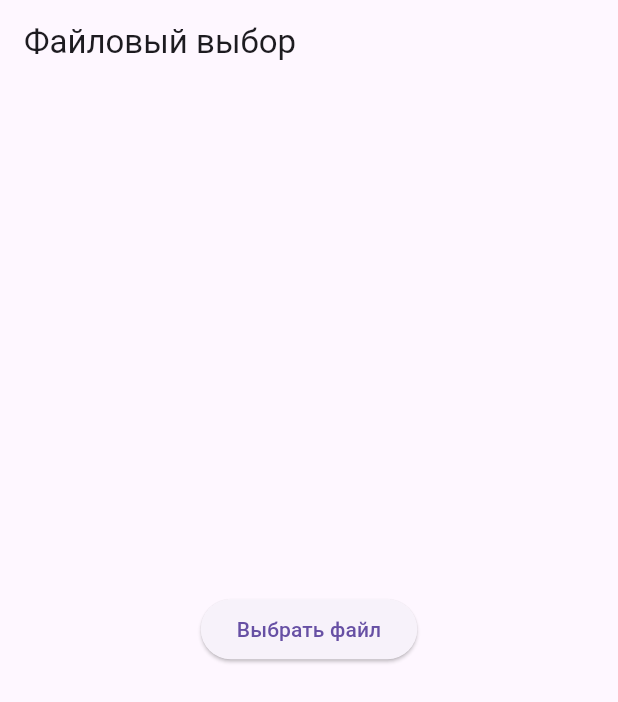
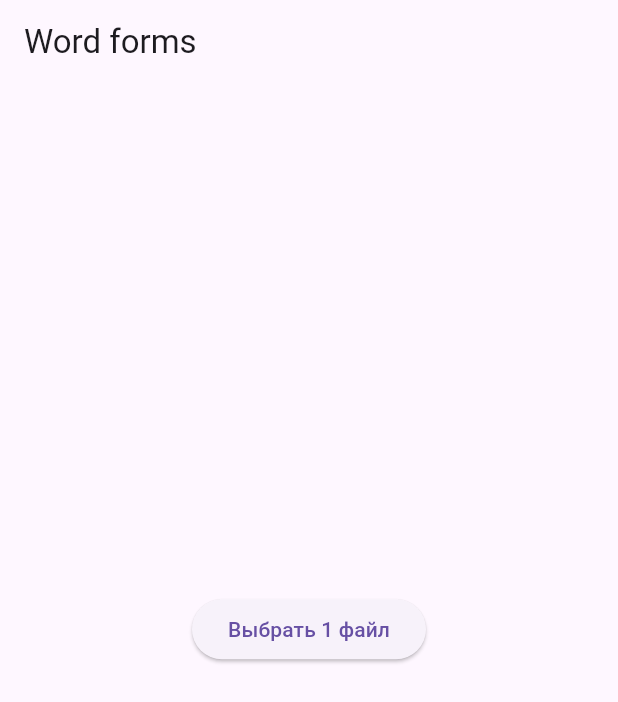
Before and after one commit to neo321654/word_forms, a Flutter app: the screen it shows after launch, on a phone screen of 412 x 824 dp. Shown: the top 702 px of the screen. Run offline on Flutter 3.47's test engine with Material 3 defaults, Android fonts, the phone set to English and light mode, and no system bars; our stand-ins replace file_picker.

Commit message:
pick file

```diff
--- a/lib/main.dart
+++ b/lib/main.dart
@@ -46,7 +46,7 @@ class _MyHomePageState extends State<MyHomePage> {
   Widget build(BuildContext context) {
     return Scaffold(
       appBar: AppBar(
-        title: Text('Файловый выбор'),
+        title: Text('Word forms'),
       ),
       body: Center(
         child: Column(
@@ -54,7 +54,7 @@ class _MyHomePageState extends State<MyHomePage> {
           children: [
             ElevatedButton(
               onPressed: _pickFile,
-              child: Text('Выбрать файл'),
+              child: Text('Выбрать 1 файл'),
             ),
             SizedBox(height: 20),
             Text(_fileContent),
```
Also changed, not shown: 1 other file.
